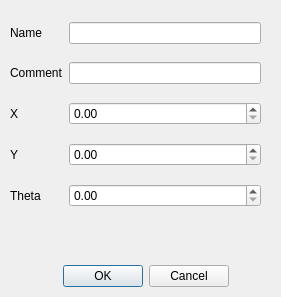
Qt form isstools/dialogs/UpdateSampleInfo.ui (NSLS-II-QAS/isstools) before a commit.
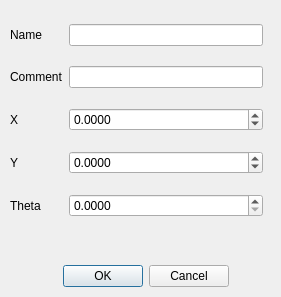
The same form after that commit.

Commit message: trajectory and trajectory_manager are no imported from xas.trajectory trajectory widget is now modified to check if it is oscillatory type or not

```diff
--- a/isstools/dialogs/UpdateSampleInfo.ui
+++ b/isstools/dialogs/UpdateSampleInfo.ui
@@ -37,8 +37,8 @@
     <rect>
      <x>10</x>
      <y>10</y>
-     <width>251</width>
-     <height>211</height>
+     <width>253</width>
+     <height>224</height>
     </rect>
    </property>
    <layout class="QGridLayout" name="gridLayout">
@@ -50,13 +50,33 @@
      </widget>
     </item>
     <item row="3" column="1">
-     <widget class="QDoubleSpinBox" name="doubleSpinBox_y"/>
+     <widget class="QDoubleSpinBox" name="doubleSpinBox_y">
+      <property name="decimals">
+       <number>4</number>
+      </property>
+      <property name="minimum">
+       <double>-100.000000000000000</double>
+      </property>
+      <property name="maximum">
+       <double>100.000000000000000</double>
+      </property>
+     </widget>
     </item>
     <item row="0" column="1">
      <widget class="QLineEdit" name="lineEdit_name"/>
     </item>
     <item row="2" column="1">
-     <widget class="QDoubleSpinBox" name="doubleSpinBox_x"/>
+     <widget class="QDoubleSpinBox" name="doubleSpinBox_x">
+      <property name="decimals">
+       <number>4</number>
+      </property>
+      <property name="minimum">
+       <double>-100.000000000000000</double>
+      </property>
+      <property name="maximum">
+       <double>100.000000000000000</double>
+      </property>
+     </widget>
     </item>
     <item row="1" column="0">
      <widget class="QLabel" name="label_5">
@@ -80,7 +100,11 @@
      </widget>
     </item>
     <item row="4" column="1">
-     <widget class="QDoubleSpinBox" name="doubleSpinBox_theta"/>
+     <widget class="QDoubleSpinBox" name="doubleSpinBox_theta">
+      <property name="decimals">
+       <number>4</number>
+      </property>
+     </widget>
     </item>
     <item row="1" column="1">
      <widget class="QLineEdit" name="lineEdit_comment"/>
```
The commit also changes 4 other files.
